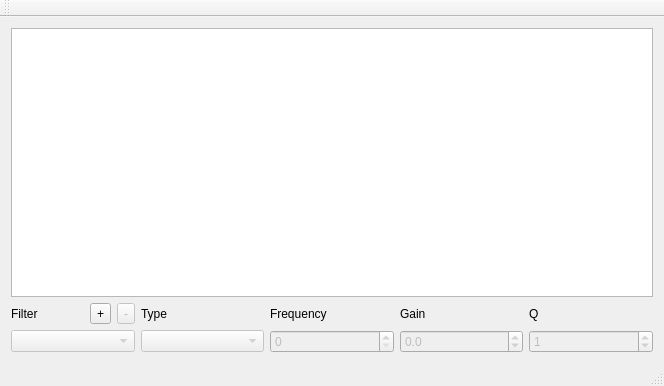
Before: the Qt Designer form coroco/MainWindow.ui in mincequi/cornrow, drawn with Qt 5.
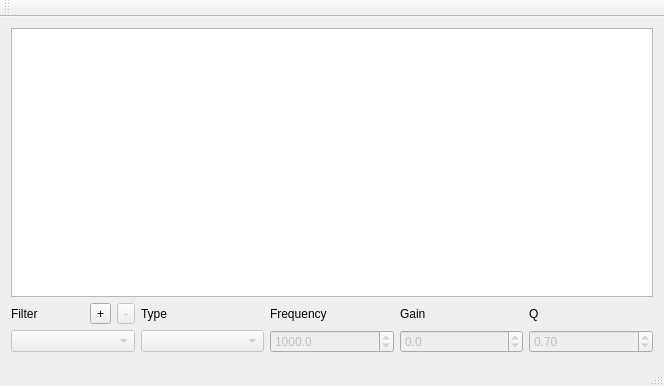
After: the same form once the commit is applied. Custom widgets are drawn as their Qt base class.

Commit message: Add TableSpinBox class

```diff
--- a/coroco/MainWindow.ui
+++ b/coroco/MainWindow.ui
@@ -133,26 +133,38 @@
        </layout>
       </item>
       <item row="1" column="2">
-       <widget class="QSpinBox" name="freqSpinBox">
+       <widget class="TableSpinBox" name="freqSpinBox">
         <property name="enabled">
          <bool>false</bool>
         </property>
-        <property name="maximum">
-         <number>120</number>
-        </property>
-       </widget>
-      </item>
-      <item row="1" column="4">
-       <widget class="QSpinBox" name="qSpinBox">
-        <property name="enabled">
-         <bool>false</bool>
-        </property>
-        <property name="maximum">
-         <number>50</number>
-        </property>
-        <property name="value">
+        <property name="decimals">
          <number>1</number>
         </property>
+        <property name="minimum">
+         <double>20.000000000000000</double>
+        </property>
+        <property name="maximum">
+         <double>20000.000000000000000</double>
+        </property>
+        <property name="value">
+         <double>1000.000000000000000</double>
+        </property>
+       </widget>
+      </item>
+      <item row="1" column="4">
+       <widget class="TableSpinBox" name="qSpinBox">
+        <property name="enabled">
+         <bool>false</bool>
+        </property>
+        <property name="minimum">
+         <double>0.100000000000000</double>
+        </property>
+        <property name="maximum">
+         <double>50.000000000000000</double>
+        </property>
+        <property name="value">
+         <double>0.700000000000000</double>
+        </property>
        </widget>
       </item>
      </layout>
@@ -180,6 +192,13 @@
   <widget class="QStatusBar" name="statusBar"/>
  </widget>
  <layoutdefault spacing="6" margin="11"/>
+ <customwidgets>
+  <customwidget>
+   <class>TableSpinBox</class>
+   <extends>QDoubleSpinBox</extends>
+   <header>TableSpinBox.h</header>
+  </customwidget>
+ </customwidgets>
  <resources/>
  <connections/>
 </ui>
```
The commit also changes 6 other files.
